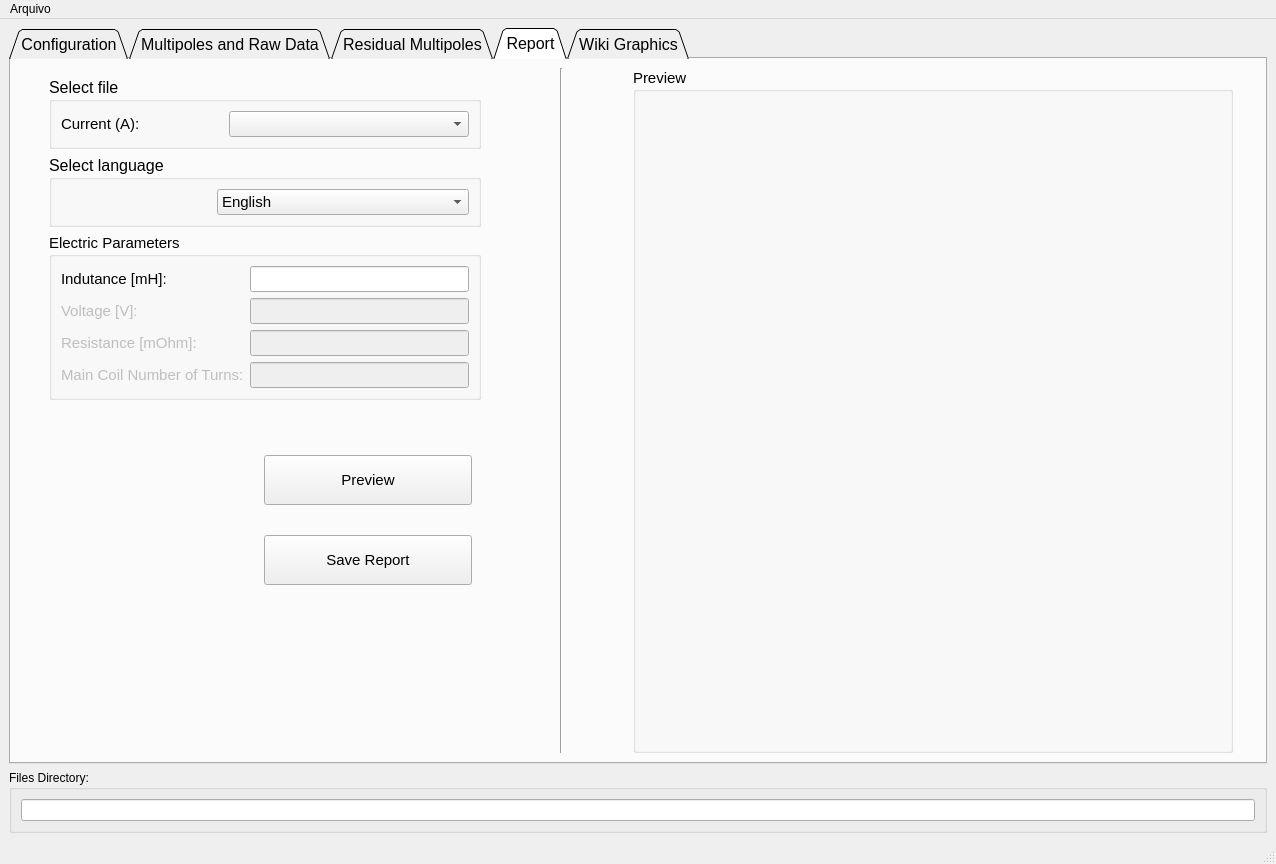
The window that interface.ui (lnls-ima/rotating-coil-analysis) describes before a commit, drawn with Qt 5.
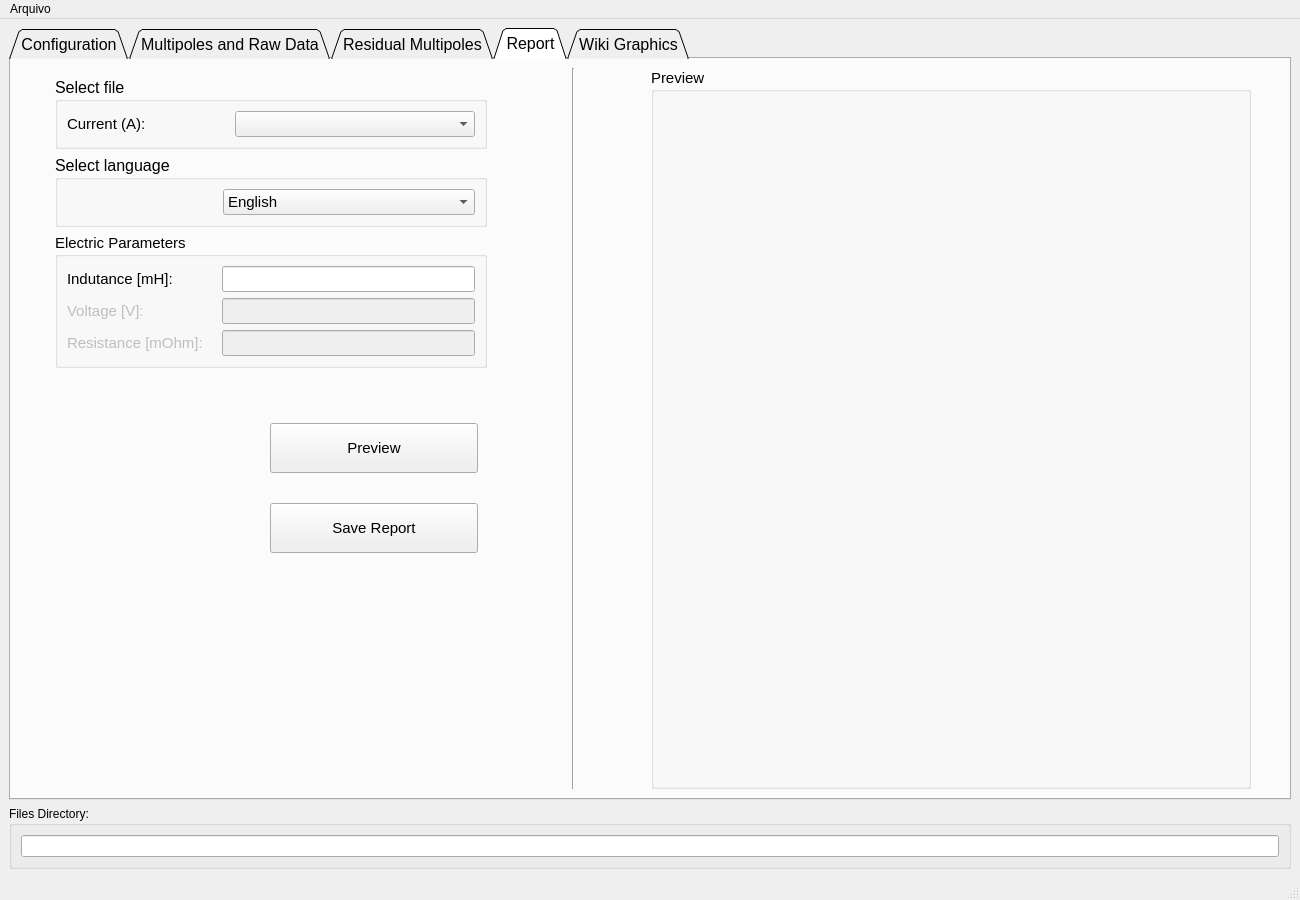
The same window after the commit. The open tabs and pages were chosen to show the change. Icons and pictures are not drawn. Custom widgets are drawn as their Qt base class.

The edit to the form file:
```diff
--- a/interface.ui
+++ b/interface.ui
@@ -6,8 +6,8 @@
    <rect>
     <x>0</x>
     <y>0</y>
-    <width>1276</width>
-    <height>864</height>
+    <width>1300</width>
+    <height>900</height>
    </rect>
   </property>
   <property name="windowTitle">
@@ -2179,6 +2179,9 @@
                  <string>Electric Parameters</string>
                 </property>
                 <layout class="QFormLayout" name="formLayout_3">
+                 <property name="fieldGrowthPolicy">
+                  <enum>QFormLayout::AllNonFixedFieldsGrow</enum>
+                 </property>
                  <item row="0" column="0">
                   <widget class="QLabel" name="indutance_label">
                    <property name="font">
@@ -2238,28 +2241,6 @@
                    </property>
                   </widget>
                  </item>
-                 <item row="3" column="0">
-                  <widget class="QLabel" name="nr_turns_label">
-                   <property name="enabled">
-                    <bool>false</bool>
-                   </property>
-                   <property name="font">
-                    <font>
-                     <pointsize>11</pointsize>
-                    </font>
-                   </property>
-                   <property name="text">
-                    <string>Main Coil Number of Turns:</string>
-                   </property>
-                  </widget>
-                 </item>
-                 <item row="3" column="1">
-                  <widget class="QLineEdit" name="nr_turns_value">
-                   <property name="enabled">
-                    <bool>false</bool>
-                   </property>
-                  </widget>
-                 </item>
                 </layout>
                </widget>
               </item>
@@ -2673,7 +2654,7 @@
     <rect>
      <x>0</x>
      <y>0</y>
-     <width>1276</width>
+     <width>1300</width>
      <height>25</height>
     </rect>
    </property>
```
Left out of the diff: 142 changed lines with no effect on the pictures.
